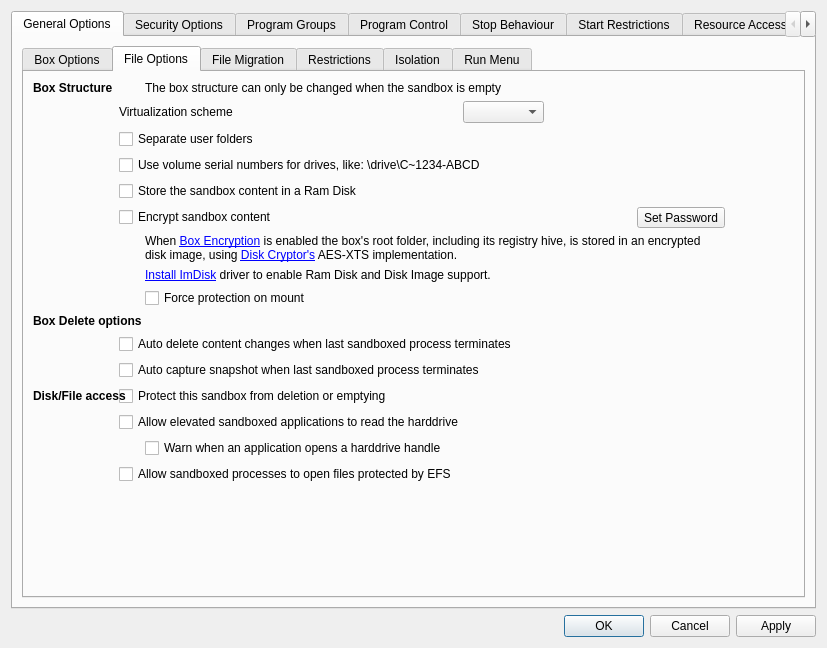
Qt form SandboxiePlus/SandMan/Forms/OptionsWindow.ui (sandboxie-plus/Sandboxie) before a commit.
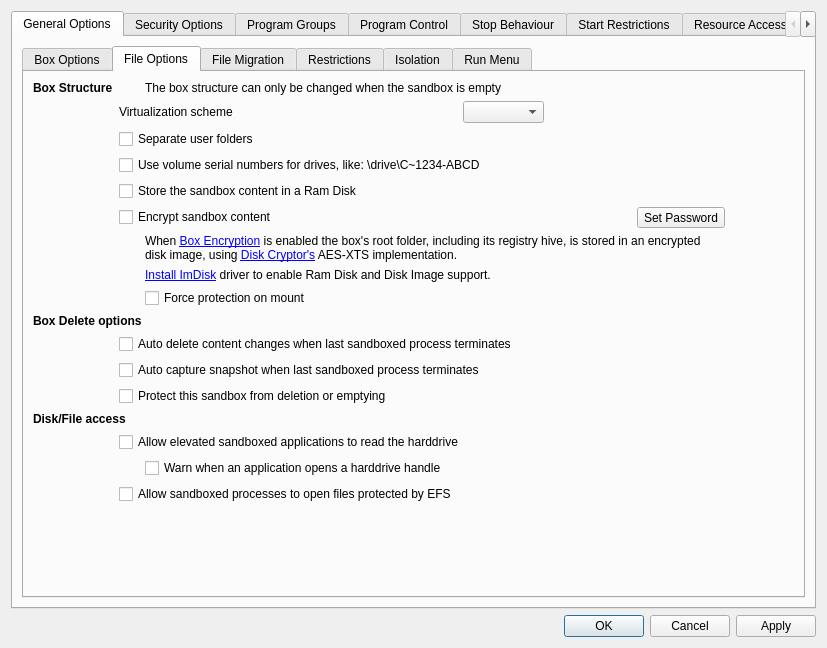
The same form after that commit. The open tabs and pages were chosen to show the change.

Commit message:
调整界面控件位置并新增信号连接
在 `OptionsWindow.ui` 文件中，多个控件的行号进行了调整，以改善界面布局和用户体验。具体包括 `verticalSpacer_2`、`horizontalSpacer_4`、`chkRawDiskNotify`、`chkRawDiskRead` 和 `chkAllowEfs` 的行号变化。

在 `OptionsGeneral.cpp` 文件中，新增了对 `chkAutoSnapCapture` 复选框的信号连接，以便在用户点击时触发 `OnGeneralChanged` 槽函数，更新界面状态。

```diff
--- a/SandboxiePlus/SandMan/Forms/OptionsWindow.ui
+++ b/SandboxiePlus/SandMan/Forms/OptionsWindow.ui
@@ -434,7 +434,7 @@
                  </property>
                 </widget>
                </item>
-               <item row="16" column="1">
+                <item row="17" column="1">
                 <spacer name="verticalSpacer_2">
                  <property name="orientation">
                   <enum>Qt::Orientation::Vertical</enum>
@@ -515,7 +515,7 @@
                  </property>
                 </widget>
                </item>
-               <item row="14" column="2" colspan="5">
+                <item row="15" column="2" colspan="5">
                 <widget class="QCheckBox" name="chkRawDiskNotify">
                  <property name="text">
                   <string>Warn when an application opens a harddrive handle</string>
@@ -535,14 +535,14 @@
                  </property>
                 </widget>
                </item>
-               <item row="13" column="1" colspan="6">
+                <item row="14" column="1" colspan="6">
                 <widget class="QCheckBox" name="chkRawDiskRead">
                  <property name="text">
                   <string>Allow elevated sandboxed applications to read the harddrive</string>
                  </property>
                 </widget>
                </item>
-               <item row="12" column="0" colspan="2">
+                <item row="13" column="0" colspan="2">
                 <widget class="QLabel" name="lblRawDisk">
                  <property name="font">
                   <font>
@@ -555,7 +555,7 @@
                  </property>
                 </widget>
                </item>
-               <item row="14" column="1">
+                <item row="15" column="1">
                 <widget class="QLabel" name="label_37">
                  <property name="maximumSize">
                   <size>
@@ -575,7 +575,7 @@
                  </property>
                 </widget>
                </item>
-               <item row="16" column="2" colspan="5">
+                <item row="17" column="2" colspan="5">
                 <spacer name="horizontalSpacer_4">
                  <property name="orientation">
                   <enum>Qt::Orientation::Horizontal</enum>
@@ -588,7 +588,7 @@
                  </property>
                 </spacer>
                </item>
-               <item row="15" column="1" colspan="2">
+                <item row="16" column="1" colspan="2">
                 <widget class="QCheckBox" name="chkAllowEfs">
                  <property name="text">
                   <string>Allow sandboxed processes to open files protected by EFS</string>
```
Lines whose indentation alone changed are shown as unchanged. The commit also changes 1 other file.
